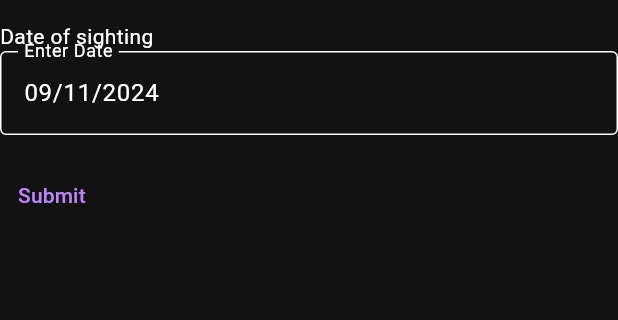
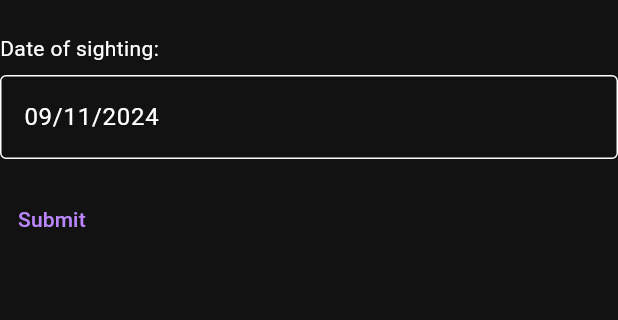
Before and after one commit to SpeedyCodes/salamander-tracking-frontend, a Flutter app: the NewSightingScreen screen opened directly with empty values, on a phone screen of 412 x 824 dp, the part 63-383 px from its top. Run offline on Flutter 3.47's test engine with Material 3 defaults, Android fonts, the phone set to English and light mode, and no system bars; our stand-ins replace image_picker, shared_preferences; missing offline and left inert: shared_preferences_android, shared_preferences_ios; accounts and stored records are empty; network calls fail.

Commit message:
make things prettier for demo

```diff
--- a/lib/new_sighting_screen.dart
+++ b/lib/new_sighting_screen.dart
@@ -27,16 +27,13 @@ class NewSightingScreen extends StatelessWidget {
             crossAxisAlignment: CrossAxisAlignment.start,
             children: <Widget>[
               individualId == null
-                  ? const Text('Nickname for the newly created salamander')
+                  ? const Text('Nickname for the newly created salamander:')
                   : Container(),
               individualId == null
                   ? TextFormField(
                       onSaved: (String? value) {
                         nickname = value!;
                       },
-                      decoration: const InputDecoration(
-                        hintText: 'jimmy',
-                      ),
                       validator: (String? value) {
                         if (value == null || value.isEmpty) {
                           return 'Please enter a name';
@@ -45,11 +42,12 @@ class NewSightingScreen extends StatelessWidget {
                       },
                     )
                   : Container(),
-              const Text('Date of sighting'),
+              const Padding( padding: EdgeInsets.symmetric(vertical: 8.0), child: const Text('Date of sighting:')),
               InputDatePickerFormField(
                 initialDate: DateTime.now(),
                 firstDate: DateTime(2000),
                 lastDate: DateTime.now(),
+                fieldLabelText: "",
                 onDateSaved: (DateTime value) {
                   spottedAt = value;
                 },
--- a/lib/sighting_salamander_picker_screen.dart
+++ b/lib/sighting_salamander_picker_screen.dart
@@ -17,7 +17,7 @@ class SightingCandidatePickerScreen extends StatelessWidget {
         ), // TODO show original image here as well
         body: Column(
           children: [
-            TextButton(
+            ElevatedButton(
                 onPressed: () {
                   Navigator.push(
                     context,
@@ -48,10 +48,10 @@ class SightingCandidatePickerScreen extends StatelessWidget {
                                 .candidates[index].individualId,
                             child: Image.network(
                               '${globals.serverAddress}/individuals/${sightingEvaluation.candidates[index].individualId}/image',
-                              height: 20,
+                              height: 120,
                             )),
                         TextButton(
-                          child: Text('Salamander $index'),
+                          child: const Text('Salamander'),
                           onPressed: () {
                             Navigator.push(
                               context,
```
